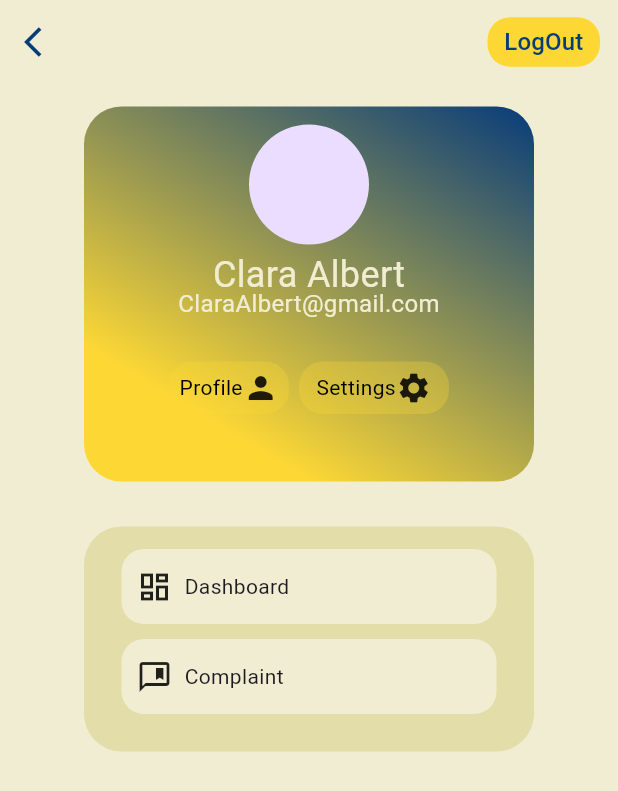
After one commit to shamylkashif/E-commerce_InternIntelligence, a Flutter app: the MyAccount screen opened directly, on a phone screen of 412 x 824 dp. The commit adds this screen. Shown: the top 791 px of the screen. Run offline on Flutter 3.47's test engine with Material 3 defaults, Android fonts, the phone set to English and light mode, and no system bars; our stand-ins replace carousel_slider, curved_navigation_bar, firebase_core; accounts and stored records are empty.

Commit message:
commit and push

```diff
--- /dev/null
+++ b/lib/my_account.dart
@@ -0,0 +1,199 @@
+import 'package:bookstore/commons/colors.dart';
+import 'package:bookstore/screens/home-pg.dart';
+import 'package:bookstore/screens/login-screen.dart';
+import 'package:bookstore/screens/my-profile.dart';
+import 'package:bookstore/setting.dart';
+import 'package:flutter/material.dart';
+
+import 'complain.dart';
+
+class MyAccount extends StatefulWidget {
+  const MyAccount({super.key});
+
+  @override
+  State<MyAccount> createState() => _MyAccountState();
+}
+
+class _MyAccountState extends State<MyAccount> {
+  @override
+  Widget build(BuildContext context) {
+    return Scaffold(
+         backgroundColor: backGround,
+         appBar: AppBar(
+           backgroundColor: backGround,
+           leading: InkWell(
+               onTap: (){
+                 Navigator.pop(context);
+               },
+               child: Icon(Icons.arrow_back_ios, color: blue,)
+           ),
+           actions: [
+             TextButton(
+                 onPressed: (){
+                   Navigator.push(context, MaterialPageRoute(builder: (context)=> LoginScreen()));
+                 },
+                 child: Container(
+                    height: 33,
+                    width: 75,
+                    decoration: BoxDecoration(
+                      color: yellow,
+                      borderRadius: BorderRadius.circular(15)
+                    ),
+                   child: Center(child: Text('LogOut', style: TextStyle(color: blue, fontSize: 16),)),
+                 ),
+             ),
+           ],
+         ),
+         body: Column(
+           children: [
+             SizedBox(height: 15,),
+             Center(
+               child: Container(
+                 height: 250,
+                 width: 300,
+                 decoration: BoxDecoration(
+                   gradient: LinearGradient(colors: [
+                     yellow, blue
+                   ],
+                     begin: const FractionalOffset(0.5, 1),
+                     end: const FractionalOffset(1.0, 0.0),
+                   ),
+                   borderRadius: BorderRadius.circular(25)
+                 ),
+                 child: Column(
+                   children: [
+                      SizedBox(height: 12,),
+                      CircleAvatar(
+                        radius: 40,
+                      ),
+                     SizedBox(height: 8,),
+                     Text('Clara Albert',
+                       style: TextStyle(
+                           fontSize: 24,
+                           color: backGround,
+                           height: 1.0
+                       ),),
+                     Text('ClaraAlbert@gmail.com',
+                       style: TextStyle(
+                           fontSize: 16,
+                           color: backGround,
+                           height: 1.0
+                       ),),
+                      Padding(
+                        padding: const EdgeInsets.only(left: 50, right: 50,top: 30),
+                        child: Row(
+                          mainAxisAlignment: MainAxisAlignment.spaceEvenly,
+                          children: [
+                            Flexible(
+                              child: GestureDetector(
+                                onTap: (){
+                                  Navigator.push(context, MaterialPageRoute(builder: (context)=>MyProfile()));
+                                },
+                                child: Container(
+                                  height: 35,
+                                  width: 80,
+                                  decoration: BoxDecoration(
+                                    color: yellow.withOpacity(0.3),
+                                    borderRadius: BorderRadius.circular(16)
+                                  ),
+                                  child: Row(
+                                    mainAxisAlignment: MainAxisAlignment.center,
+                                    children: [
+                                      Text('Profile', style: TextStyle(color: Colors.black),),
+                                      Icon(Icons.person)
+                                    ],
+                                  )
+                                ),
+                              ),
+                            ),
+                            Flexible(
+                              child: GestureDetector(
+                                onTap : (){
+                                  Navigator.push(context, MaterialPageRoute(builder: (context)=>Settings()));
+                                },
+                                child: Container(
+                                    height: 35,
+                                    padding: EdgeInsets.symmetric(horizontal: 10),
+                                    decoration: BoxDecoration(
+                                        color: yellow.withOpacity(0.3),
+                                        borderRadius: BorderRadius.circular(16)
+                                    ),
+                                    child: Row(
+                                      mainAxisAlignment: MainAxisAlignment.center,
+                                      children: [
+                                        Text('Settings', style: TextStyle(color: Colors.black),),
+                                        Icon(Icons.settings)
+                                      ],
+                                    )
+                                ),
+                              ),
+                            ),
+                          ],
+                        ),
+                      ),
+                   ],
+                 ),
+               ),
+             ),
+             SizedBox(height: 30,),
+             Container(
+               height: 150,
+               width: 300,
+               decoration: BoxDecoration(
+                 color: Color(0xFFE3DEA9),
+                 borderRadius: BorderRadius.circular(25)
+               ),
+               child: Column(
+                 children: [
+                   SizedBox(height: 15,),
+                   GestureDetector(
+                     onTap: (){
+                       Navigator.push(context, MaterialPageRoute(builder: (context)=>HomePage()));
+                     },
+                     child: Container(
+                       height: 50,
+                       width: 250,
+                       decoration: BoxDecoration(
+                         color: backGround,
+                         borderRadius: BorderRadius.circular(15)
+                       ),
+                       child: Row(
+                         children: [
+                           Padding(padding: EdgeInsets.only(left: 10)),
+                           Icon(Icons.dashboard_outlined),
+                           SizedBox(width: 8,),
+                           Text('Dashboard', style: TextStyle(fontSize: 14),)
+                         ],
+                       ),
+                     ),
+                   ),
+                   SizedBox(height: 10,),
+                   GestureDetector(
+                     onTap: (){
+                       Navigator.push(context, MaterialPageRoute(builder: (context)=>Complaint()));
+                     },
+                     child: Container(
+                       height: 50,
+                       width: 250,
+                       decoration: BoxDecoration(
+                           color: backGround,
+                           borderRadius: BorderRadius.circular(15)
+                       ),
+                       child: Row(
+                         children: [
+                           Padding(padding: EdgeInsets.only(left: 10)),
+                           Icon(Icons.comment_bank_outlined),
+                           SizedBox(width: 8,),
+                           Text('Complaint', style: TextStyle(fontSize: 14),)
+                         ],
+                       ),
+                     ),
+                   ),
+                 ],
+               ),
+             ),
+           ],
+         ),
+    );
+  }
+}
--- a/lib/screens/my-profile.dart
+++ b/lib/screens/my-profile.dart
@@ -1,3 +1,4 @@
+import 'package:bookstore/commons/colors.dart';
 import 'package:flutter/material.dart';
 
 class MyProfile extends StatefulWidget {
@@ -10,6 +11,8 @@ class MyProfile extends StatefulWidget {
 class _MyProfileState extends State<MyProfile> {
   @override
   Widget build(BuildContext context) {
-    return const Placeholder();
+    return Scaffold(
+      backgroundColor: backGround,
+    );
   }
 }
--- a/lib/settings.dart
+++ b/lib/setting.dart
@@ -1,3 +1,4 @@
+import 'package:bookstore/commons/colors.dart';
 import 'package:flutter/material.dart';
 
 class Settings extends StatefulWidget {
@@ -11,7 +12,7 @@ class _SettingsState extends State<Settings> {
   @override
   Widget build(BuildContext context) {
     return Scaffold(
-      backgroundColor: Colors.white,
+      backgroundColor: backGround,
     );
   }
 }
```
Also changed, not shown: lib/complain.dart (added, +71 -0 lines), lib/screens/home-pg.dart (+12 -12 lines), lib/search_pg.dart (+4 -4 lines).
